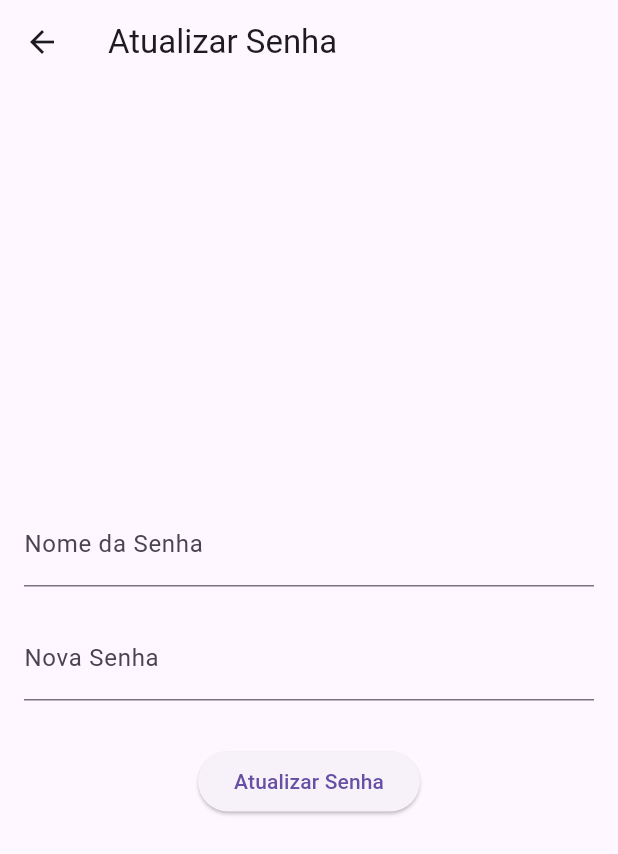
After one commit to WillianKakihata/PassaGer, a Flutter app: the PaginaInicial screen opened directly, after a tap on "Atualizar Senha", on a phone screen of 412 x 824 dp. The commit adds this screen. Shown: the top 854 px of the screen. Run offline on Flutter 3.47's test engine with Material 3 defaults, Android fonts, the phone set to English and light mode, and no system bars.

Commit message:
Falta fazer a service, e atrelar nos widgets

```diff
--- /dev/null
+++ b/mobile/lib/pages/senhasPageWidgets/PaginaInicial.dart
@@ -0,0 +1,40 @@
+import 'package:flutter/material.dart';
+import 'package:mobile/pages/senhasPageWidgets/paginaCriarSenha.dart';
+import 'paginaAtualizarSenha.dart';
+
+class PaginaInicial extends StatelessWidget {
+  @override
+  Widget build(BuildContext context) {
+    return Scaffold(
+      appBar: AppBar(
+        title: Text('Página Inicial de Senhas'),
+      ),
+      body: Center(
+        child: Column(
+          mainAxisAlignment: MainAxisAlignment.center,
+          children: [
+            ElevatedButton(
+              onPressed: () {
+                Navigator.push(
+                  context,
+                  MaterialPageRoute(builder: (context) => PaginaCriarSenha()),
+                );
+              },
+              child: Text('Criar Senha'),
+            ),
+            SizedBox(height: 20),
+            ElevatedButton(
+              onPressed: () {
+                Navigator.push(
+                  context,
+                  MaterialPageRoute(builder: (context) => PaginaAtualizarSenha()),
+                );
+              },
+              child: Text('Atualizar Senha'),
+            ),
+          ],
+        ),
+      ),
+    );
+  }
+}
--- /dev/null
+++ b/mobile/lib/pages/senhasPageWidgets/model/senha.dart
@@ -0,0 +1,80 @@
+class Senha {
+  int id;
+  String nome;
+  String senha;
+
+  Senha({required this.id, required this.nome, required this.senha});
+
+  factory Senha.fromJson(Map<String, dynamic> json) {
+    return Senha(
+      id: json['id'],
+      nome: json['nome'],
+      senha: json['senha'],
+    );
+  }
+
+  Map<String, dynamic> toJson() {
+    return {
+      'id': id,
+      'nome': nome,
+      'senha': senha,
+    };
+  }
+}
+
+class Pasta {
+  int id;
+  String nome;
+  List<Senha> senhas;
+
+  Pasta({required this.id, required this.nome, required this.senhas});
+
+  factory Pasta.fromJson(Map<String, dynamic> json) {
+    var list = json['senhas'] as List;
+    List<Senha> senhasList = list.map((i) => Senha.fromJson(i)).toList();
+
+    return Pasta(
+      id: json['id'],
+      nome: json['nome'],
+      senhas: senhasList,
+    );
+  }
+
+  Map<String, dynamic> toJson() {
+    return {
+      'id': id,
+      'nome': nome,
+      'senhas': senhas.map((senha) => senha.toJson()).toList(),
+    };
+  }
+}
+
+class Usuario {
+  int id;
+  String nome;
+  String senha;
+  List<Pasta> pastas;
+
+  Usuario({required this.id, required this.nome, required this.senha, required this.pastas});
+
+  factory Usuario.fromJson(Map<String, dynamic> json) {
+    var list = json['pastas'] as List;
+    List<Pasta> pastasList = list.map((i) => Pasta.fromJson(i)).toList();
+
+    return Usuario(
+      id: json['id'],
+      nome: json['nome'],
+      senha: json['senha'],
+      pastas: pastasList,
+    );
+  }
+
+  Map<String, dynamic> toJson() {
+    return {
+      'id': id,
+      'nome': nome,
+      'senha': senha,
+      'pastas': pastas.map((pasta) => pasta.toJson()).toList(),
+    };
+  }
+}
--- /dev/null
+++ b/mobile/lib/pages/senhasPageWidgets/paginaAtualizarSenha.dart
@@ -0,0 +1,62 @@
+import 'package:flutter/material.dart';
+import 'package:mobile/pages/senhasPageWidgets/model/senha.dart';
+
+class PaginaAtualizarSenha extends StatefulWidget {
+  @override
+  _PaginaAtualizarSenhaState createState() => _PaginaAtualizarSenhaState();
+}
+
+class _PaginaAtualizarSenhaState extends State<PaginaAtualizarSenha> {
+  final TextEditingController nomeController = TextEditingController();
+  final TextEditingController senhaController = TextEditingController();
+
+  List<Usuario> usuarios = [];
+
+  void atualizarSenha() {
+    if (nomeController.text.isNotEmpty && senhaController.text.isNotEmpty) {
+      setState(() {
+        Usuario usuario = usuarios.first;
+        Pasta pasta = usuario.pastas[0];
+        Senha senhaExistente = pasta.senhas.firstWhere((senha) => senha.nome == nomeController.text, orElse: () => Senha(id: 0, nome: '', senha: ''));
+
+        if (senhaExistente.id != 0) {
+          senhaExistente.senha = senhaController.text;
+        }
+      });
+
+      Navigator.pop(context);
+    }
+  }
+
+  @override
+  Widget build(BuildContext context) {
+    return Scaffold(
+      appBar: AppBar(
+        title: Text('Atualizar Senha'),
+      ),
+      body: Padding(
+        padding: const EdgeInsets.all(16.0),
+        child: Column(
+          mainAxisAlignment: MainAxisAlignment.center,
+          children: [
+            TextField(
+              controller: nomeController,
+              decoration: InputDecoration(labelText: 'Nome da Senha'),
+            ),
+            SizedBox(height: 20),
+            TextField(
+              controller: senhaController,
+              decoration: InputDecoration(labelText: 'Nova Senha'),
+              obscureText: true,
+            ),
+            SizedBox(height: 30),
+            ElevatedButton(
+              onPressed: atualizarSenha,
+              child: Text('Atualizar Senha'),
+            ),
+          ],
+        ),
+      ),
+    );
+  }
+}
```
Also changed, not shown: mobile/lib/pages/homePageWidgets/homePage.dart (+30 -11 lines), mobile/lib/pages/senhasPageWidgets/paginaCriarSenha.dart (added, +59 -0 lines), mobile/lib/pages/senhasPageWidgets/senhasPage.dart (deleted).
